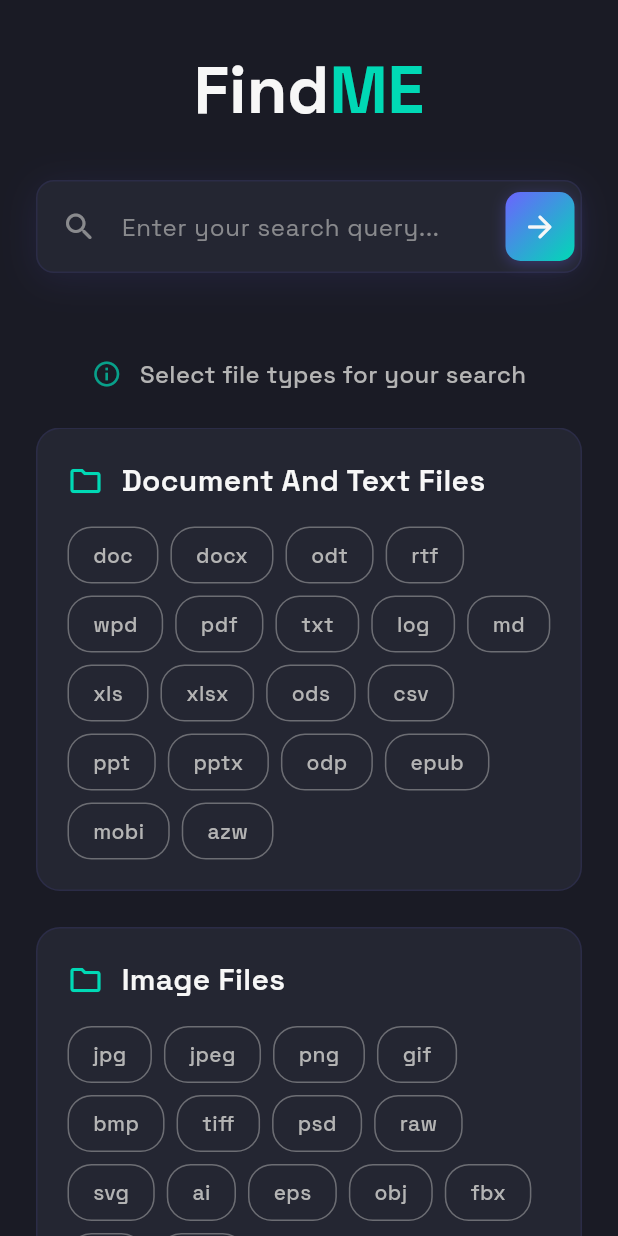
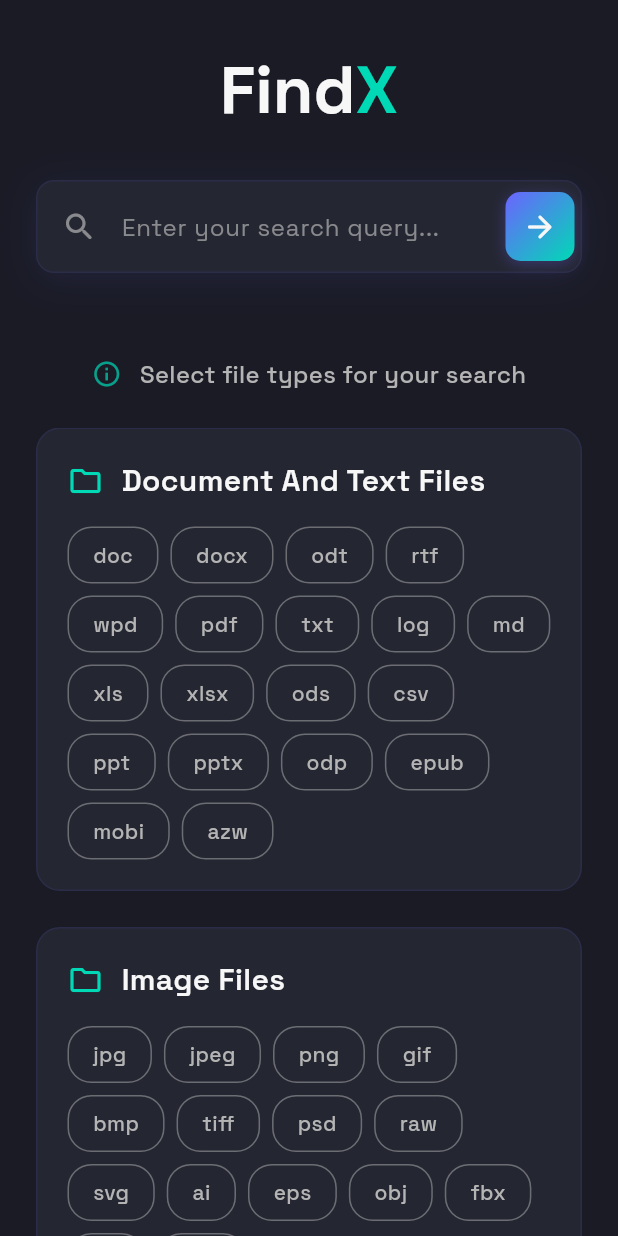
Before and after one commit to codewithkd77/FindX, a Flutter app: the screen it shows after launch, on a phone screen of 412 x 824 dp. Run offline on Flutter 3.47's test engine with Material 3 defaults, Android fonts, the phone set to English and light mode, and no system bars; our stand-ins replace google_fonts.

```diff
--- a/lib/find_x/findX.dart
+++ b/lib/find_x/findX.dart
@@ -134,7 +134,7 @@ class _FindXState extends State<FindX> {
             ),
           ),
           TextSpan(
-            text: "ME",
+            text: "X",
             style: GoogleFonts.spaceGrotesk(
               color: secondaryColor,
               fontSize: 44,
```
